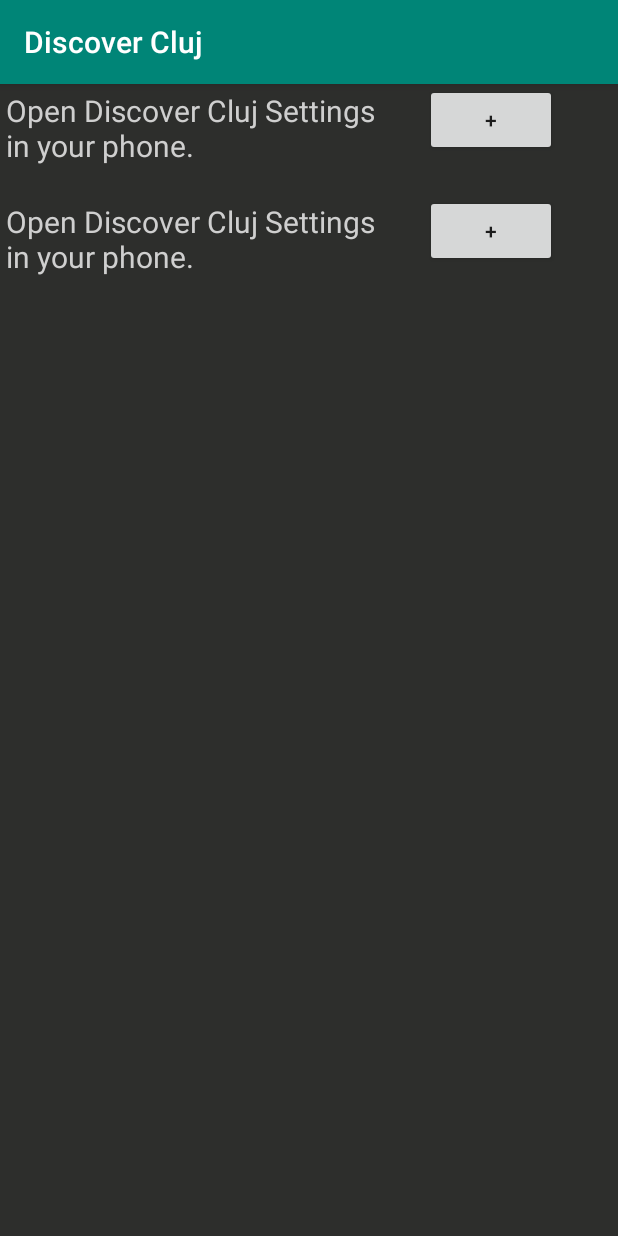
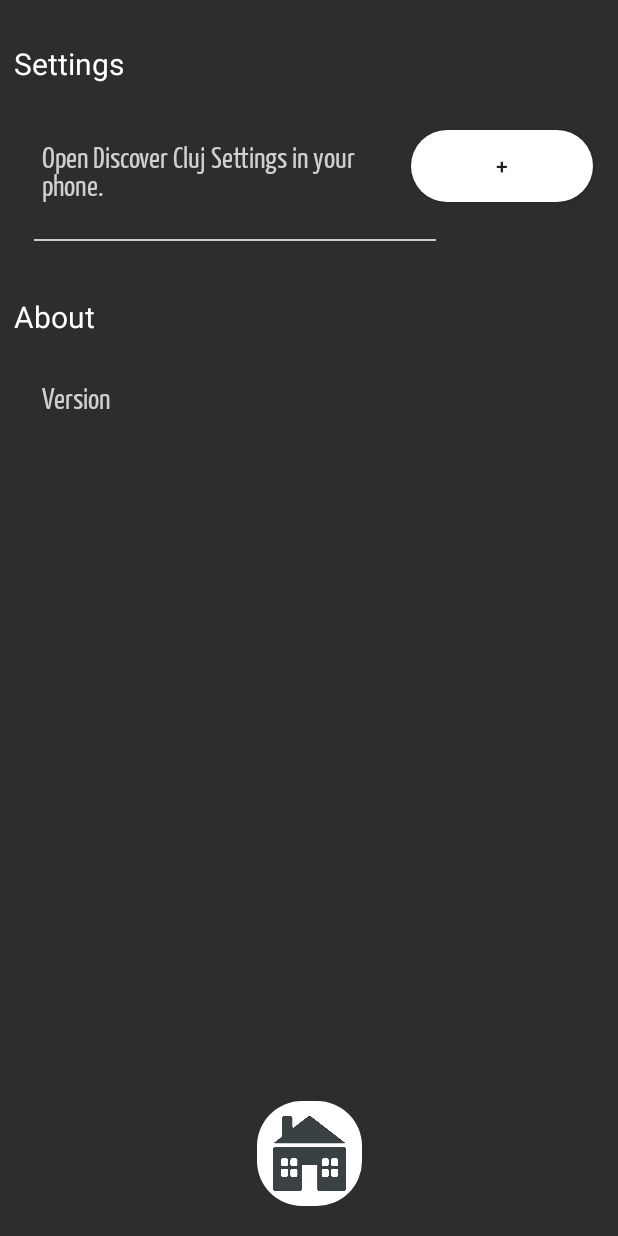
Before and after one commit to ioanajoj/AndroidFundamentals, an Android app: the OpenSettings screen opened directly, with no data from a screen before it, on a phone screen of 412 x 824 dp. Run offline under Robolectric (Android 15) with nearby library versions, the phone set to English and light mode, and no system bars.

Commit message:
settings updated - location permission

```diff
--- a/DiscoverCluj/app/src/main/AndroidManifest.xml
+++ b/DiscoverCluj/app/src/main/AndroidManifest.xml
@@ -1,6 +1,10 @@
 <?xml version="1.0" encoding="utf-8"?>
 <manifest xmlns:android="http://schemas.android.com/apk/res/android"
     package="com.example.joj.discovercluj">
+
+    <uses-permission android:name="android.permission.INTERNET" />
+    <uses-permission android:name="android.permission.ACCESS_NETWORK_STATE" />
+    <uses-permission android:name="android.permission.ACCESS_COARSE_LOCATION"/>
 
     <application
         android:allowBackup="true"
@@ -23,7 +27,4 @@
         </activity>
     </application>
 
-    <uses-permission android:name="android.permission.INTERNET" />
-    <uses-permission android:name="android.permission.ACCESS_NETWORK_STATE" />
-
 </manifest>
--- a/DiscoverCluj/app/src/main/java/com/example/joj/discovercluj/MainActivity.java
+++ b/DiscoverCluj/app/src/main/java/com/example/joj/discovercluj/MainActivity.java
@@ -15,11 +15,7 @@
     protected void onCreate(Bundle savedInstanceState) {
         super.onCreate(savedInstanceState);
         setContentView(R.layout.activity_main);
-
-        // programmatically set font to title text
-        TextView textview = (TextView) findViewById(R.id.title_textView);
-        Typeface font = Typeface.createFromAsset(getApplicationContext().getAssets(), "font/yanonekaffeesatz_regular.ttf");
-        textview.setTypeface(font);
+        getSupportActionBar().hide();
 
         final ImageButton firstButton = (ImageButton) findViewById(R.id.image_button_1);
         firstButton.setOnClickListener(new View.OnClickListener() {
--- a/DiscoverCluj/app/src/main/java/com/example/joj/discovercluj/OpenSettings.java
+++ b/DiscoverCluj/app/src/main/java/com/example/joj/discovercluj/OpenSettings.java
@@ -1,6 +1,8 @@
 package com.example.joj.discovercluj;
 
 import android.content.Intent;
+import android.content.pm.PackageInfo;
+import android.content.pm.PackageManager;
 import android.net.Uri;
 import android.os.Bundle;
 import android.provider.Settings;
@@ -8,6 +10,8 @@
 import android.support.v7.app.AppCompatActivity;
 import android.view.View;
 import android.widget.Button;
+import android.widget.ImageButton;
+import android.widget.TextView;
 import android.widget.Toast;
 
 public class OpenSettings extends AppCompatActivity {
@@ -16,6 +20,16 @@
     protected void onCreate(@Nullable Bundle savedInstanceState) {
         super.onCreate(savedInstanceState);
         setContentView(R.layout.open_settings);
+        getSupportActionBar().hide();
+
+        try {
+            PackageInfo pInfo = this.getPackageManager().getPackageInfo(getPackageName(), 0);
+            String version = pInfo.versionName;
+            TextView version_tw = (TextView) findViewById(R.id.settings_version_details);
+            version_tw.setText(version);
+        } catch (PackageManager.NameNotFoundException e) {
+            e.printStackTrace();
+        }
 
         final Button settingsButton = (Button) findViewById(R.id.open_settings_button);
         settingsButton.setOnClickListener(new View.OnClickListener() {
@@ -31,8 +45,13 @@
                 startActivity(intent);
             }
         });
+
+        final ImageButton thirdButton = (ImageButton) findViewById(R.id.home_button);
+        thirdButton.setOnClickListener(new View.OnClickListener() {
+            public void onClick(View v){
+                finish();
+            }
+        });
     }
 
-
-
 }
--- /dev/null
+++ b/DiscoverCluj/app/src/main/res/font/font.xml
@@ -0,0 +1,4 @@
+<?xml version="1.0" encoding="utf-8"?>
+<font-family xmlns:android="http://schemas.android.com/apk/res/android">
+
+</font-family>
--- /dev/null
+++ b/DiscoverCluj/app/src/main/res/font/yanonekaffeesatz_bo.xml
@@ -0,0 +1,9 @@
+<?xml version="1.0" encoding="utf-8"?>
+<font-family xmlns:android="http://schemas.android.com/apk/res/android">
+    android:fontStyle="normal"
+    android:fontWeight="400"
+    android:font="@font/yanonekaffeesatz_bold"
+    app:fontStyle="normal"
+    app:fontWeight="400"
+    app:font="@font/yanonekaffeesatz_bold" />
+</font-family>
--- /dev/null
+++ b/DiscoverCluj/app/src/main/res/font/yanonekaffeesatz_reg.xml
@@ -0,0 +1,10 @@
+<?xml version="1.0" encoding="utf-8"?>
+<font-family xmlns:android="http://schemas.android.com/apk/res/android">
+    xmlns:app="http://schemas.android.com/apk/res-auto"
+        android:fontStyle="normal"
+        android:fontWeight="400"
+        android:font="@font/yanonekaffeesatz_regular"
+        app:fontStyle="normal"
+        app:fontWeight="400"
+        app:font="@font/yanonekaffeesatz_regular" />
+</font-family>
--- a/DiscoverCluj/app/src/main/res/layout/activity_main.xml
+++ b/DiscoverCluj/app/src/main/res/layout/activity_main.xml
@@ -43,6 +43,7 @@
         android:textAlignment="center"
         android:textColor="@color/title_colour"
         android:textSize="55sp"
+        android:fontFamily="@font/yanonekaffeesatz_regular"
         app:layout_constraintEnd_toEndOf="parent"
         app:layout_constraintStart_toStartOf="parent"
         app:layout_constraintTop_toTopOf="parent" />
@@ -57,7 +58,8 @@
         app:layout_constraintEnd_toEndOf="parent"
         app:layout_constraintHorizontal_bias="0.5"
         app:layout_constraintStart_toStartOf="parent"
-        app:layout_constraintTop_toTopOf="parent" />
+        app:layout_constraintTop_toTopOf="parent"
+        android:contentDescription="@string/title_beautify" />
 
     <android.support.constraint.ConstraintLayout
         android:id="@+id/constraintLayout"
--- a/DiscoverCluj/app/src/main/res/layout/open_settings.xml
+++ b/DiscoverCluj/app/src/main/res/layout/open_settings.xml
@@ -8,16 +8,41 @@
     android:background="@color/open_settings_background">
 
     <TableLayout
+        android:id="@+id/tableLayout"
         android:layout_width="match_parent"
-        android:layout_height="match_parent">
+        android:layout_height="match_parent"
+        android:layout_margin="7dp"
+        android:stretchColumns="1"
+        tools:layout_editor_absoluteX="7dp"
+        tools:layout_editor_absoluteY="7dp"
+        tools:ignore="MissingConstraints">
 
-        <TableRow>
+        <TableRow
+            android:id="@+id/tableRow0"
+            android:layout_width="fill_parent"
+            android:layout_height="wrap_content">
 
             <TextView
                 android:layout_width="263dp"
                 android:layout_height="66dp"
-                android:layout_margin="4dp"
-                android:singleLine="false"
+                android:layout_column="0"
+                android:layout_margin="2dp"
+                android:fontFamily="@font/yanonekaffeesatz_bo"
+                android:gravity="center_vertical"
+                android:text="@string/settings_set"
+                android:textColor="#FFFFFF"
+                android:textSize="20sp" />
+
+        </TableRow>
+
+        <TableRow android:padding="5dp">
+
+            <TextView
+                android:layout_width="wrap_content"
+                android:layout_height="wrap_content"
+                android:layout_marginStart="15dp"
+                android:layout_weight="1"
+                android:fontFamily="@font/yanonekaffeesatz_regular"
                 android:text="@string/open_app_settings"
                 android:textColor="@color/open_settings_text"
                 android:textSize="20sp" />
@@ -27,30 +52,93 @@
                 android:layout_width="wrap_content"
                 android:layout_height="wrap_content"
                 android:layout_margin="4dp"
-                android:layout_gravity="end"
+                android:background="@drawable/rounded_button"
                 android:text="@string/open_settings_button" />
+
         </TableRow>
 
-        <TableRow>
+        <TableRow
+            android:layout_width="fill_parent"
+            android:layout_height="wrap_content"
+            android:layout_margin="15dp">
+
+            <View
+                android:layout_width="match_parent"
+                android:layout_height="1dp"
+                android:background="@color/open_settings_text" />
+
+        </TableRow>
+
+        <TableRow
+            android:id="@+id/tableRow2"
+            android:layout_width="fill_parent"
+            android:layout_height="wrap_content">
 
             <TextView
                 android:layout_width="263dp"
                 android:layout_height="66dp"
-                android:layout_margin="4dp"
+                android:layout_column="0"
+                android:layout_margin="2dp"
+                android:fontFamily="@font/yanonekaffeesatz_bo"
+                android:gravity="center_vertical"
                 android:singleLine="false"
-                android:text="@string/open_app_settings"
+                android:text="@string/settings_About"
+                android:textColor="#FFFFFF"
+                android:textSize="20sp" />
+
+        </TableRow>
+
+        <TableRow android:padding="5dp">
+
+            <TextView
+                android:layout_width="wrap_content"
+                android:layout_height="wrap_content"
+                android:layout_marginStart="15dp"
+                android:layout_weight="1"
+                android:fontFamily="@font/yanonekaffeesatz_regular"
+                android:text="@string/settings_Version"
                 android:textColor="@color/open_settings_text"
                 android:textSize="20sp" />
 
-            <Button
-                android:id="@+id/button"
+            <TextView
+                android:id="@id/settings_version_details"
                 android:layout_width="wrap_content"
                 android:layout_height="wrap_content"
                 android:layout_margin="4dp"
-                android:layout_gravity="end"
-                android:text="@string/open_settings_button" />
+                android:fontFamily="@font/yanonekaffeesatz_regular"
+                android:textColor="@color/open_settings_text"
+                android:textSize="20sp"
+                tools:ignore="UnusedAttribute" />
+
         </TableRow>
 
     </TableLayout>
 
+    <android.support.constraint.ConstraintLayout
+        android:id="@+id/constraintLayout"
+        android:layout_width="match_parent"
+        android:layout_height="wrap_content"
+        android:layout_marginBottom="20dp"
+        app:layout_constraintBottom_toBottomOf="parent"
+        app:layout_constraintEnd_toEndOf="parent"
+        app:layout_constraintHorizontal_bias="1.0"
+        app:layout_constraintStart_toStartOf="parent">
+
+        <ImageButton
+            android:id="@+id/home_button"
+            android:layout_width="70dp"
+            android:layout_height="70dp"
+            android:background="@drawable/rounded_button"
+            android:contentDescription="@string/button_3"
+            android:padding="10dp"
+            android:scaleType="fitCenter"
+            android:src="@drawable/home"
+            app:layout_constraintBottom_toBottomOf="parent"
+            app:layout_constraintEnd_toEndOf="parent"
+            app:layout_constraintHorizontal_bias="0.5"
+            app:layout_constraintStart_toStartOf="parent"
+            app:layout_constraintTop_toTopOf="parent" />
+
+    </android.support.constraint.ConstraintLayout>
+
 </android.support.constraint.ConstraintLayout>
--- /dev/null
+++ b/DiscoverCluj/app/src/main/res/values/ids.xml
@@ -0,0 +1,4 @@
+<?xml version="1.0" encoding="utf-8"?>
+<resources>
+    <item name="settings_version_details" type="id"/>
+</resources>
--- a/DiscoverCluj/app/src/main/res/values/strings.xml
+++ b/DiscoverCluj/app/src/main/res/values/strings.xml
@@ -10,4 +10,8 @@
     <string name="exit_button">exit_button</string>
     <string name="open_app_settings">Open Discover Cluj Settings in your phone.</string>
     <string name="open_settings_button">+</string>
+    <string name="title_beautify">Chestie deasupra titlului</string>
+    <string name="settings_About">About</string>
+    <string name="settings_Version">Version</string>
+    <string name="settings_set">Settings</string>
 </resources>
```
Also changed, not shown: DiscoverCluj/app/src/main/res/font/yanonekaffeesatz_bold.ttf (added), DiscoverCluj/app/src/main/res/font/yanonekaffeesatz_regular.ttf (renamed from DiscoverCluj/app/src/main/assets/font/yanonekaffeesatz_regular.ttf).
